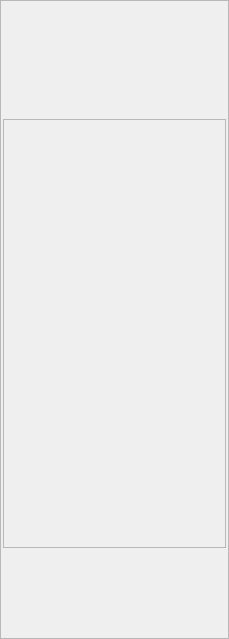
krathjen/studiolibrary, file src/studiolibrary/widgets/ui/PreviewWidget.ui: the form before one commit.
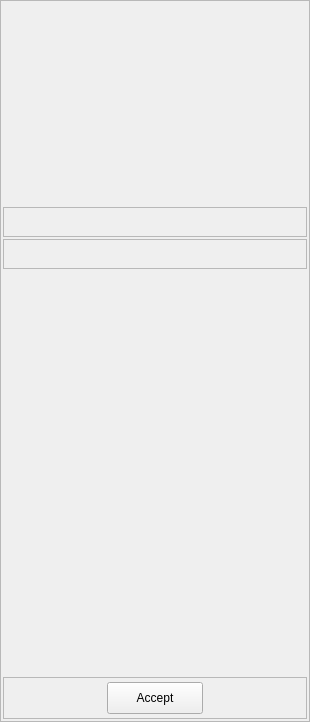
The form after the commit. Icons and pictures are not drawn.

Commit message: Add bool and enum support to the options widget

Patch:
```diff
--- a/src/studiolibrary/widgets/ui/PreviewWidget.ui
+++ b/src/studiolibrary/widgets/ui/PreviewWidget.ui
@@ -6,8 +6,8 @@
    <rect>
     <x>0</x>
     <y>0</y>
-    <width>229</width>
-    <height>639</height>
+    <width>310</width>
+    <height>722</height>
    </rect>
   </property>
   <property name="windowTitle">
@@ -75,11 +75,17 @@
    <item>
     <widget class="QFrame" name="infoFrame">
      <property name="sizePolicy">
-      <sizepolicy hsizetype="Preferred" vsizetype="Expanding">
+      <sizepolicy hsizetype="Preferred" vsizetype="Preferred">
        <horstretch>0</horstretch>
-       <verstretch>10</verstretch>
+       <verstretch>0</verstretch>
       </sizepolicy>
      </property>
+     <property name="minimumSize">
+      <size>
+       <width>0</width>
+       <height>30</height>
+      </size>
+     </property>
      <property name="frameShape">
       <enum>QFrame::StyledPanel</enum>
      </property>
@@ -96,6 +102,36 @@
      </layout>
     </widget>
    </item>
+   <item>
+    <widget class="QFrame" name="optionsFrame">
+     <property name="sizePolicy">
+      <sizepolicy hsizetype="Preferred" vsizetype="Preferred">
+       <horstretch>0</horstretch>
+       <verstretch>0</verstretch>
+      </sizepolicy>
+     </property>
+     <property name="minimumSize">
+      <size>
+       <width>0</width>
+       <height>30</height>
+      </size>
+     </property>
+     <property name="frameShape">
+      <enum>QFrame::StyledPanel</enum>
+     </property>
+     <property name="frameShadow">
+      <enum>QFrame::Raised</enum>
+     </property>
+     <layout class="QVBoxLayout" name="verticalLayout_4">
+      <property name="spacing">
+       <number>0</number>
+      </property>
+      <property name="margin">
+       <number>0</number>
+      </property>
+     </layout>
+    </widget>
+   </item>
    <item>
     <widget class="QFrame" name="frame">
      <property name="sizePolicy">
@@ -115,6 +151,43 @@
      </property>
     </widget>
    </item>
+   <item>
+    <widget class="QFrame" name="frame_3">
+     <property name="frameShape">
+      <enum>QFrame::StyledPanel</enum>
+     </property>
+     <property name="frameShadow">
+      <enum>QFrame::Raised</enum>
+     </property>
+     <layout class="QHBoxLayout" name="horizontalLayout_2">
+      <property name="spacing">
+       <number>4</number>
+      </property>
+      <property name="margin">
+       <number>4</number>
+      </property>
+      <item>
+       <widget class="QPushButton" name="acceptButton">
+        <property name="minimumSize">
+         <size>
+          <width>32</width>
+          <height>32</height>
+         </size>
+        </property>
+        <property name="maximumSize">
+         <size>
+          <width>96</width>
+          <height>96</height>
+         </size>
+        </property>
+        <property name="text">
+         <string>Accept</string>
+        </property>
+       </widget>
+      </item>
+     </layout>
+    </widget>
+   </item>
   </layout>
  </widget>
  <resources/>
```
The commit also changes 4 other files.
